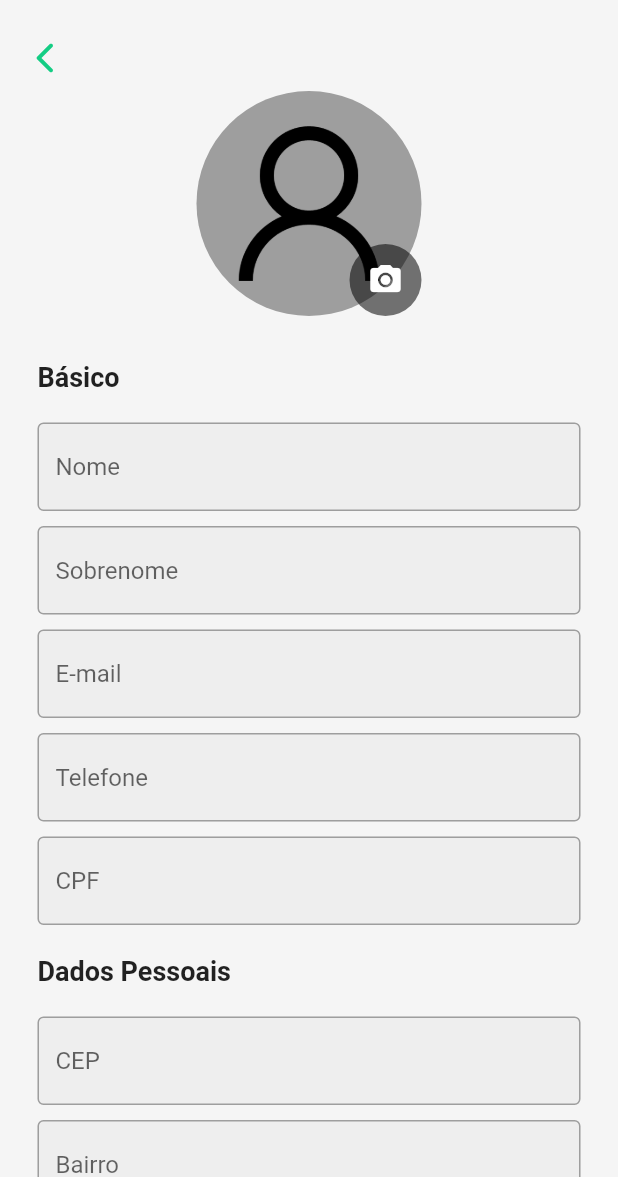
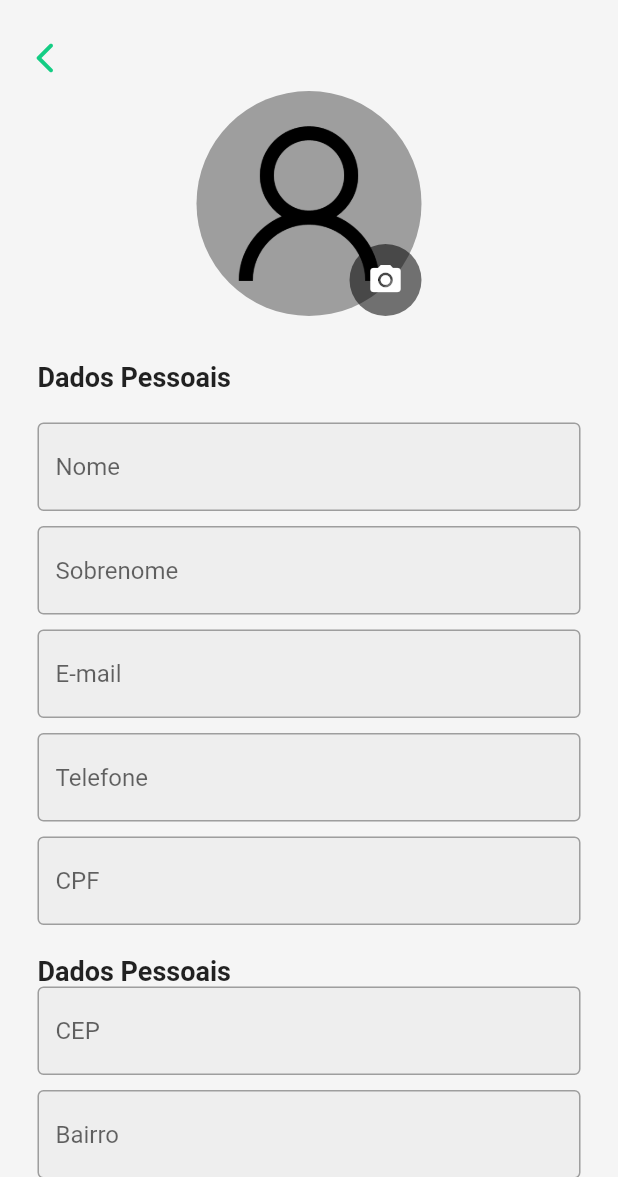
Before and after one commit to Vitkinn/find-services, a Flutter app: the ProfileEditPage screen opened by its route, on a phone screen of 412 x 824 dp, the part 59-1236 px from its top. Run offline on Flutter 3.47's test engine with Material 2 defaults, Android fonts, the phone set to English and light mode, and no system bars; our stand-ins replace dartz, dio, flutter_masked_text2, flutter_modular, flutter_rating_bar, image_picker and 1 more; accounts and stored records are empty; network calls fail.

Commit message:
ajuste-no-profi

```diff
--- a/lib/src/modules/profile/presentation/pages/profile_edit_page.dart
+++ b/lib/src/modules/profile/presentation/pages/profile_edit_page.dart
@@ -5,6 +5,7 @@ import 'package:flutter_modular/flutter_modular.dart';
 import 'package:tcc_frontend/src/modules/profile/presentation/controllers/profile_edit_controller.dart';
 import 'package:tcc_frontend/src/modules/shared/components/save_cancel_buttons.dart';
 import 'package:tcc_frontend/src/modules/shared/controllers/i_image_picker_controller.dart';
+import 'package:tcc_frontend/src/modules/shared/utils/validators.dart';
 import 'package:tcc_frontend/src/modules/shared/widgets/app_drawer.dart';
 import 'package:tcc_frontend/src/modules/shared/widgets/custom_text_field.dart';
 import 'package:tcc_frontend/src/modules/shared/widgets/return_button.dart';
@@ -104,7 +105,7 @@ class _ProfileEditPageState extends State<ProfileEditPage> {
                             Padding(
                               padding: EdgeInsets.symmetric(horizontal: 25.0),
                               child: Text(
-                                'Básico',
+                                'Dados Pessoais',
                                 style: TextStyle(fontSize: 18, fontWeight: FontWeight.bold),
                               ),
                             ),
@@ -153,11 +154,12 @@ class _ProfileEditPageState extends State<ProfileEditPage> {
                           ),
                         ),
                       ),
-                      const SizedBox(height: 20),
                       CustomTextField(
                         controller: _profileEditController.cepController,
                         hintText: 'CEP',
                         obscureText: false,
+                        keyboardType: TextInputType.number,
+                        validators:[CEPValidator()],
                       ),
                       const SizedBox(height: 10),
                       CustomTextField(
@@ -188,6 +190,8 @@ class _ProfileEditPageState extends State<ProfileEditPage> {
                         controller: _profileEditController.numberController,
                         hintText: 'Número',
                         obscureText: false,
+                        keyboardType: TextInputType.number,
+                        validators:[NumValidator()],
                       ),
                       const SizedBox(height: 10),
                       CustomTextField(
--- a/lib/src/modules/shared/utils/validators.dart
+++ b/lib/src/modules/shared/utils/validators.dart
@@ -18,3 +18,27 @@ class NumberValidator extends Validator {
     return null;
   }
 }
+
+class CEPValidator extends Validator {
+  @override
+  String? call(String? value) {
+    if (value!.isEmpty) {
+      return 'Por favor, informe um CEP';
+    } else if (value.length > 8 || int.tryParse(value) == null) {
+      return 'CEP inválido';
+    }
+      return null;
+    }
+}
+
+class NumValidator extends Validator {
+  @override
+  String? call(String? value) {
+    if (value!.isEmpty) {
+      return 'Por favor, informe um número';
+    } else if (value.length > 4 || int.tryParse(value) == null) {
+        return 'Número inválido';
+    }
+    return null;
+  }
+}
```
